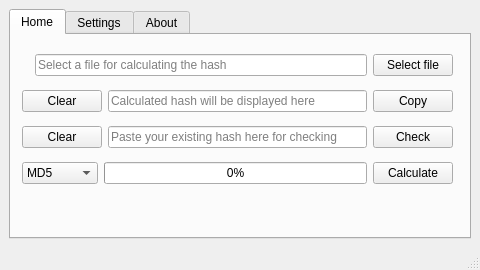
This is ui/mainwindow.ui in Rizwan-Hasan/Free-Hash-Checker as Qt 5 draws it before an edit. The edited form follows.
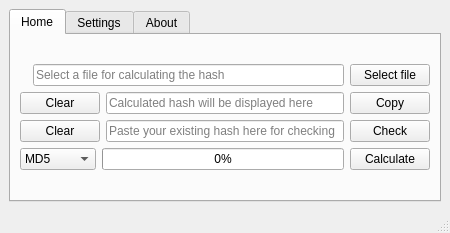
This is the edited form. Icons and pictures are not drawn.

What changed in the file:
```diff
--- a/ui/mainwindow.ui
+++ b/ui/mainwindow.ui
@@ -6,20 +6,20 @@
    <rect>
     <x>0</x>
     <y>0</y>
-    <width>480</width>
-    <height>270</height>
+    <width>450</width>
+    <height>233</height>
    </rect>
   </property>
   <property name="minimumSize">
    <size>
-    <width>480</width>
-    <height>270</height>
+    <width>450</width>
+    <height>233</height>
    </size>
   </property>
   <property name="maximumSize">
    <size>
-    <width>480</width>
-    <height>270</height>
+    <width>450</width>
+    <height>233</height>
    </size>
   </property>
   <property name="windowTitle">
@@ -62,21 +62,20 @@
        <attribute name="title">
         <string>Home</string>
        </attribute>
-       <widget class="QWidget" name="layoutWidget">
-        <property name="geometry">
-         <rect>
-          <x>11</x>
-          <y>11</y>
-          <width>431</width>
-          <height>147</height>
-         </rect>
-        </property>
-        <layout class="QGridLayout" name="gridLayout">
-         <item row="0" column="0">
+       <layout class="QVBoxLayout" name="verticalLayout">
+        <item>
+         <layout class="QVBoxLayout" name="verticalLayout_3">
+          <property name="leftMargin">
+           <number>0</number>
+          </property>
+          <item>
           <layout class="QHBoxLayout" name="horizontalLayout" stretch="0,0,0">
            <property name="spacing">
             <number>6</number>
            </property>
+            <property name="sizeConstraint">
+             <enum>QLayout::SetDefaultConstraint</enum>
+            </property>
            <property name="bottomMargin">
             <number>0</number>
            </property>
@@ -125,7 +124,7 @@
            </item>
           </layout>
          </item>
-         <item row="1" column="0">
+          <item>
           <layout class="QHBoxLayout" name="horizontalLayout_3">
            <item>
             <widget class="QPushButton" name="buttonClearHashBox">
@@ -176,7 +175,7 @@
            </item>
           </layout>
          </item>
-         <item row="2" column="0">
+          <item>
           <layout class="QHBoxLayout" name="horizontalLayout_4">
            <item>
             <widget class="QPushButton" name="buttnClearCheckHashBox">
@@ -230,7 +229,7 @@
            </item>
           </layout>
          </item>
-         <item row="3" column="0">
+          <item>
           <layout class="QHBoxLayout" name="horizontalLayout_2" stretch="0,0,0">
            <property name="leftMargin">
             <number>0</number>
@@ -368,7 +367,8 @@
           </layout>
          </item>
         </layout>
-       </widget>
+        </item>
+       </layout>
       </widget>
       <widget class="QWidget" name="SettingsTab">
        <attribute name="icon">
```
Left out of the diff: 10 changed lines with no effect on the pictures. Lines whose indentation alone changed are shown as unchanged.
